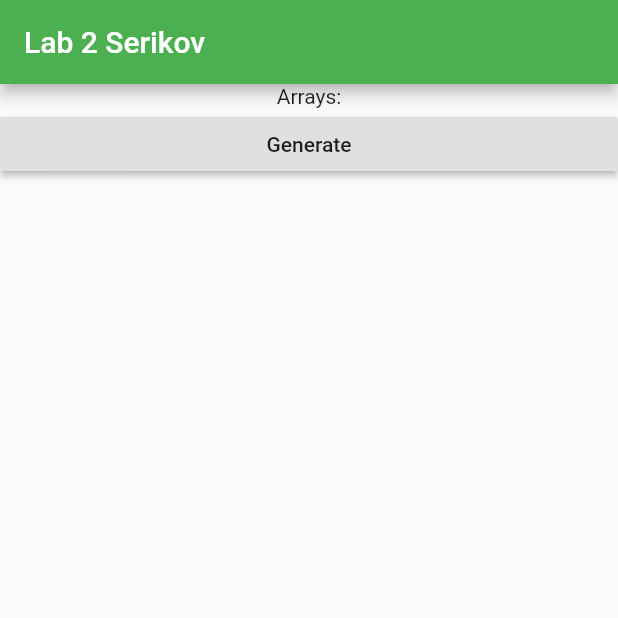
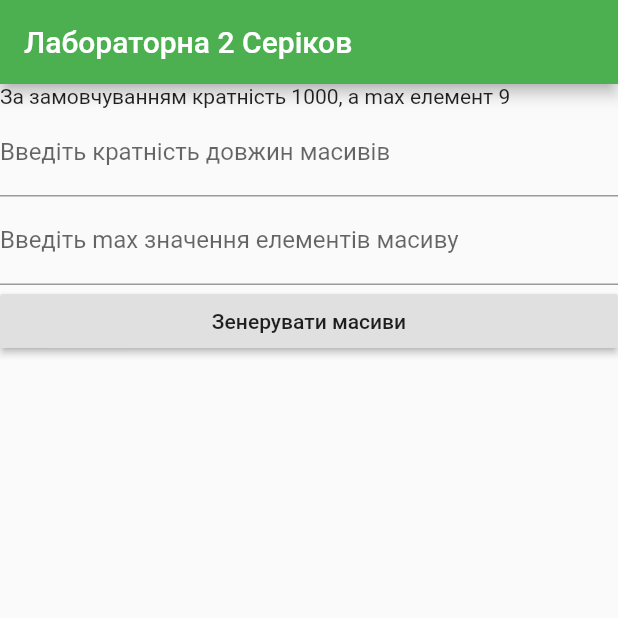
Before and after one commit to IINamelessII/ACM_Labs, a Flutter app: the screen it shows after launch, on a phone screen of 412 x 824 dp, the top half of it. Run offline on Flutter 3.47's test engine with Material 2 defaults, Android fonts, the phone set to English and light mode, and no system bars.

Commit message:
Rewrite 2nd lab

```diff
--- a/lab2/lib/main.dart
+++ b/lab2/lib/main.dart
@@ -7,11 +7,11 @@ class MyApp extends StatelessWidget {
   @override
   Widget build(BuildContext context) {
     return MaterialApp(
-      title: 'Lab 2 Serikov',
+      title: 'Лабораторна 2 Серіков',
       theme: ThemeData(
         primarySwatch: Colors.green,
       ),
-      home: MyHomePage(title: 'Lab 2 Serikov'),
+      home: MyHomePage(title: 'Лабораторна 2 Серіков'),
       debugShowCheckedModeBanner: false,
     );
   }
@@ -29,7 +29,10 @@ class MyHomePage extends StatefulWidget {
 class _MyHomePageState extends State<MyHomePage> {
   bool wasGenerated = false;
   bool wasSorted = false;
-  static final lengths = new List<int>.generate(10, (i) => i * 2 + 10);
+  bool displayArrays = false;
+  bool displaySortedArrays = false;
+  TextEditingController lenController = new TextEditingController();
+  TextEditingController maxController = new TextEditingController();
   static final size = 10;
   var grid;
   String gridStr = '';
@@ -39,11 +42,14 @@ class _MyHomePageState extends State<MyHomePage> {
 
   void generate() {
     setState(() {
+      int len = lenController.text.length > 0 ? int.parse(lenController.text) : 1000;
+      int max = maxController.text.length > 0 ? int.parse(maxController.text) : 9;
+      var lengths = new List<int>.generate(10, (i) => (i + 1) * len);
       grid = List<List<int>>.generate(size,
-          (i) => List<int>.generate(lengths[i], (j) => Random().nextInt(9)));
+          (i) => List<int>.generate(lengths[i], (j) => Random().nextInt(max + 1)));
       wasGenerated = true;
       wasSorted = false;
-      gridStr = grid.toString().replaceAll('], [', ']\n[');
+      gridStr = grid.toString().replaceAll('], [', ']\n\n[');
       gridStr = gridStr.substring(1, gridStr.length - 1);
       sortedGridStr = '';
     });
@@ -52,11 +58,23 @@ class _MyHomePageState extends State<MyHomePage> {
   void sort() {
     setState(() {
       grid = List<List<int>>.generate(size, (i) => sortHoare(grid[i], i));
-      sortedGridStr = grid.toString().replaceAll('], [', ']\n[');
+      sortedGridStr = grid.toString().replaceAll('], [', ']\n\n[');
       sortedGridStr = sortedGridStr.substring(1, sortedGridStr.length - 1);
       wasSorted = true;
-      timesStr = times.toString().replaceAll(', ', 'μs\nTime is: ');
-      timesStr = 'Time is: ' + timesStr.substring(1, timesStr.length - 1) + 'μs';
+      timesStr = times.toString().replaceAll(', ', '*10^-6с\nЧас: ');
+      timesStr = 'Час: ' + timesStr.substring(1, timesStr.length - 1) + '*10^-6с';
+    });
+  }
+
+  void showArrays() {
+    setState(() {
+      displayArrays = !displayArrays;
+    });
+  }
+
+  void showSortedArrays() {
+    setState(() {
+      displaySortedArrays = !displaySortedArrays;
     });
   }
 
@@ -64,8 +82,6 @@ class _MyHomePageState extends State<MyHomePage> {
     Stopwatch _watch = new Stopwatch()..start();
     hoareSort(list, 0, list.length - 1);
     times[index] = _watch.elapsedMicroseconds;
-//    print(index);
-//    times[index] = 3;
     return list;
   }
 
@@ -105,17 +121,42 @@ class _MyHomePageState extends State<MyHomePage> {
         ),
         body: ListView(
           children: <Widget>[
-            Center(child: Text('Arrays:')),
+            Text(
+              "За замовчуванням кратність 1000, а max елемент 9"
+            ),
+            TextField(
+              decoration: new InputDecoration(labelText: "Введіть кратність довжин масивів"),
+              keyboardType: TextInputType.number,
+              controller: lenController,
+            ),
+            TextField(
+              decoration: new InputDecoration(labelText: "Введіть max значення елементів масиву"),
+              keyboardType: TextInputType.number,
+              controller: maxController,
+            ),
             RaisedButton(
               onPressed: generate,
-              child: Text('Generate'),
+              child: Text('Зенерувати масиви'),
             ),
-            Text(gridStr),
+            (wasGenerated ? RaisedButton(
+              onPressed: showArrays,
+              child: Text(!displayArrays ? 'Показати масиви повністю' : 'Сховати массиви'),
+            ): Text('')),
+            (wasGenerated ? SingleChildScrollView(child:
+            Text(displayArrays ? gridStr : ''),
+            ) : Text('')),
             (wasGenerated && !wasSorted
-                ? RaisedButton(onPressed: sort, child: Text('Sort'))
+                ? RaisedButton(
+                    onPressed: sort, child: Text('Відсортувати масиви'))
                 : Text('')),
-            Text(sortedGridStr + '\n'),
             (wasSorted && wasGenerated ? Text(timesStr) : Text('')),
+            (wasGenerated && wasSorted ? RaisedButton(
+              onPressed: showSortedArrays,
+              child: Text(!displaySortedArrays ? 'Показати відсортовані масиви повністю' : 'Сховати відсортовані массиви'),
+            ) : Text('')),
+            (wasGenerated && wasGenerated ? SingleChildScrollView(child:
+            Text(displaySortedArrays ? sortedGridStr : ''),
+            ) : Text('')),
           ],
         ));
   }
```
